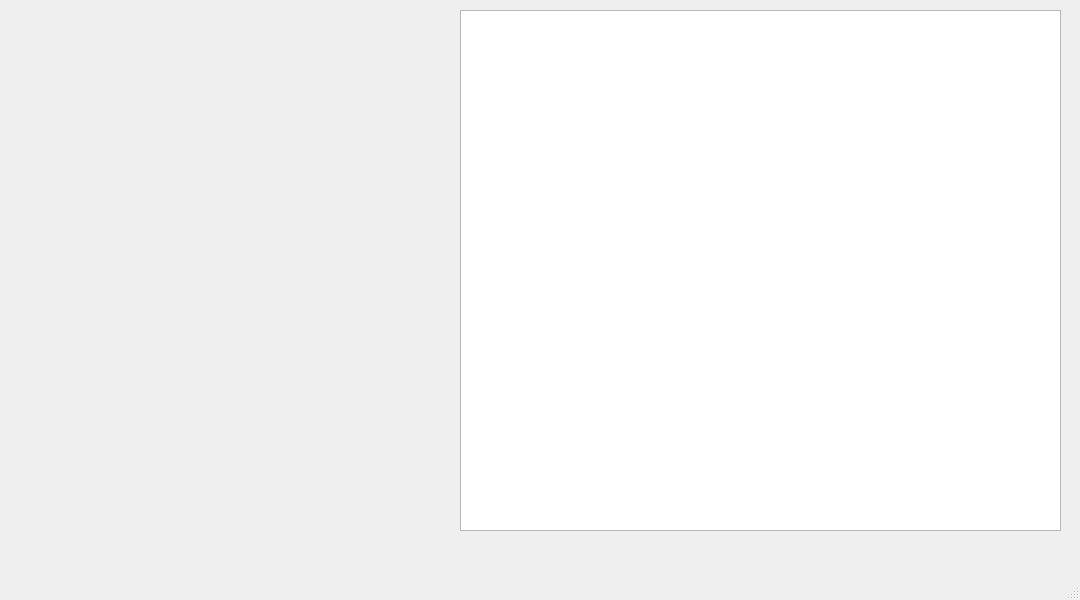
Alireza-Abrehforoush/Colossus, file Basic_Computer/ramwindow.ui: the form before one commit.
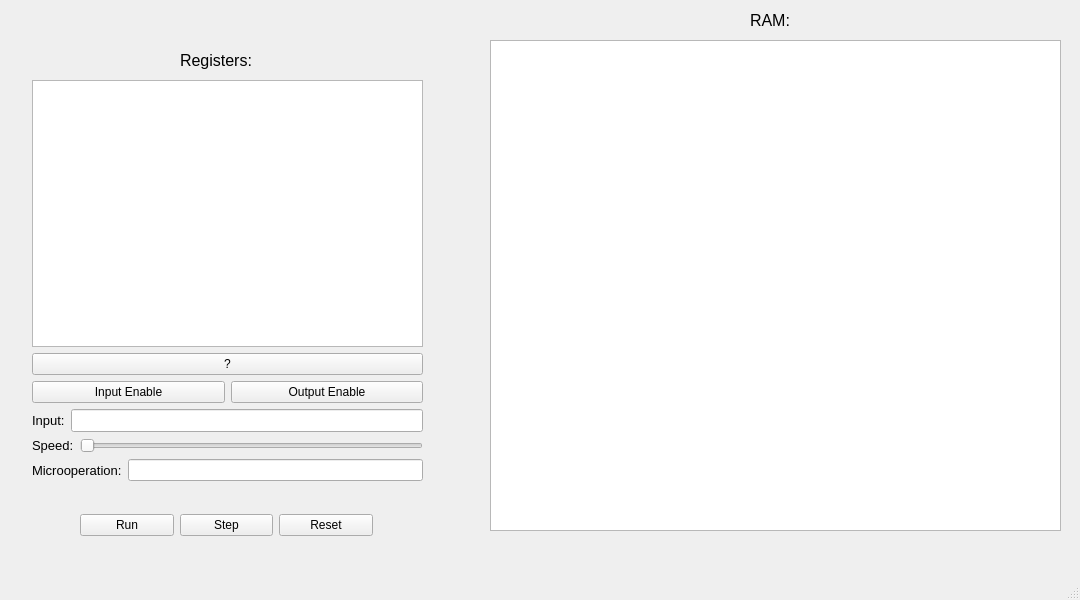
The form after the commit.

Commit message: register table added to the project

What changed in the file:
```diff
--- a/Basic_Computer/ramwindow.ui
+++ b/Basic_Computer/ramwindow.ui
@@ -17,13 +17,189 @@
    <widget class="QTableWidget" name="tableWidget">
     <property name="geometry">
      <rect>
-      <x>460</x>
-      <y>10</y>
-      <width>601</width>
-      <height>521</height>
+      <x>490</x>
+      <y>40</y>
+      <width>571</width>
+      <height>491</height>
      </rect>
     </property>
    </widget>
+   <widget class="QLabel" name="label">
+    <property name="geometry">
+     <rect>
+      <x>750</x>
+      <y>0</y>
+      <width>61</width>
+      <height>41</height>
+     </rect>
+    </property>
+    <property name="font">
+     <font>
+      <pointsize>12</pointsize>
+     </font>
+    </property>
+    <property name="text">
+     <string>RAM:</string>
+    </property>
+   </widget>
+   <widget class="QLabel" name="label_2">
+    <property name="geometry">
+     <rect>
+      <x>180</x>
+      <y>40</y>
+      <width>91</width>
+      <height>41</height>
+     </rect>
+    </property>
+    <property name="font">
+     <font>
+      <pointsize>12</pointsize>
+     </font>
+    </property>
+    <property name="text">
+     <string>Registers:</string>
+    </property>
+   </widget>
+   <widget class="QWidget" name="">
+    <property name="geometry">
+     <rect>
+      <x>80</x>
+      <y>510</y>
+      <width>293</width>
+      <height>30</height>
+     </rect>
+    </property>
+    <layout class="QHBoxLayout" name="horizontalLayout_3">
+     <item>
+      <widget class="QPushButton" name="run">
+       <property name="text">
+        <string>Run</string>
+       </property>
+      </widget>
+     </item>
+     <item>
+      <widget class="QPushButton" name="step">
+       <property name="text">
+        <string>Step</string>
+       </property>
+      </widget>
+     </item>
+     <item>
+      <widget class="QPushButton" name="reset">
+       <property name="text">
+        <string>Reset</string>
+       </property>
+      </widget>
+     </item>
+    </layout>
+   </widget>
+   <widget class="QWidget" name="">
+    <property name="geometry">
+     <rect>
+      <x>32</x>
+      <y>80</y>
+      <width>391</width>
+      <height>401</height>
+     </rect>
+    </property>
+    <layout class="QVBoxLayout" name="verticalLayout">
+     <item>
+      <widget class="QTableWidget" name="register_table"/>
+     </item>
+     <item>
+      <widget class="QPushButton" name="help">
+       <property name="text">
+        <string>?</string>
+       </property>
+      </widget>
+     </item>
+     <item>
+      <layout class="QHBoxLayout" name="horizontalLayout_2">
+       <item>
+        <widget class="QPushButton" name="input_enable">
+         <property name="text">
+          <string>Input Enable</string>
+         </property>
+        </widget>
+       </item>
+       <item>
+        <widget class="QPushButton" name="ouput_enable">
+         <property name="text">
+          <string>Output Enable</string>
+         </property>
+        </widget>
+       </item>
+      </layout>
+     </item>
+     <item>
+      <layout class="QHBoxLayout" name="horizontalLayout">
+       <item>
+        <widget class="QLabel" name="label_3">
+         <property name="font">
+          <font>
+           <pointsize>10</pointsize>
+          </font>
+         </property>
+         <property name="text">
+          <string>Input:</string>
+         </property>
+        </widget>
+       </item>
+       <item>
+        <widget class="QLineEdit" name="lineEdit">
+         <property name="font">
+          <font>
+           <pointsize>10</pointsize>
+          </font>
+         </property>
+        </widget>
+       </item>
+      </layout>
+     </item>
+     <item>
+      <layout class="QHBoxLayout" name="horizontalLayout_5">
+       <item>
+        <widget class="QLabel" name="label_4">
+         <property name="font">
+          <font>
+           <pointsize>10</pointsize>
+          </font>
+         </property>
+         <property name="text">
+          <string>Speed:</string>
+         </property>
+        </widget>
+       </item>
+       <item>
+        <widget class="QSlider" name="speed">
+         <property name="orientation">
+          <enum>Qt::Horizontal</enum>
+         </property>
+        </widget>
+       </item>
+      </layout>
+     </item>
+     <item>
+      <layout class="QHBoxLayout" name="horizontalLayout_4">
+       <item>
+        <widget class="QLabel" name="label_5">
+         <property name="font">
+          <font>
+           <pointsize>10</pointsize>
+          </font>
+         </property>
+         <property name="text">
+          <string>Microoperation:</string>
+         </property>
+        </widget>
+       </item>
+       <item>
+        <widget class="QLineEdit" name="lineEdit_2"/>
+       </item>
+      </layout>
+     </item>
+    </layout>
+   </widget>
   </widget>
   <widget class="QMenuBar" name="menubar">
    <property name="geometry">
```
The commit also changes 18 other files.
